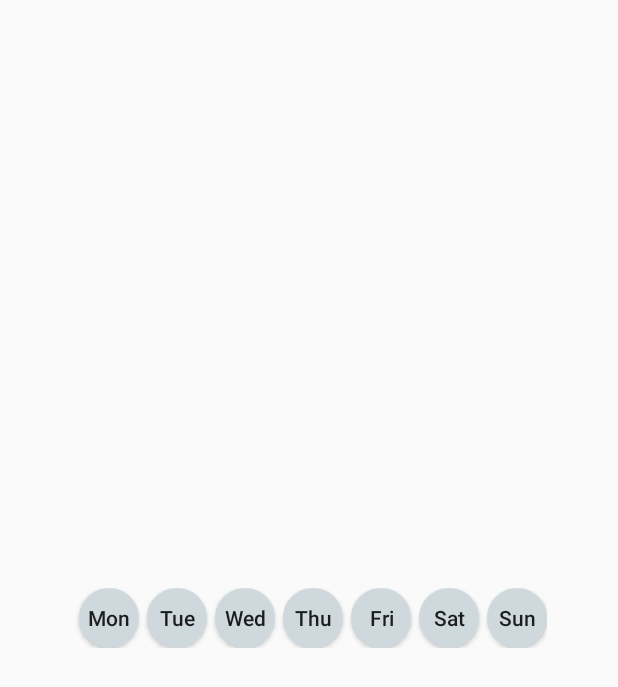
After one commit to bethanw10/ReminderApp, an Android app: the layout activity_test.xml on its own in the app's theme, with its tools: preview values and no code run, on a phone screen of 412 x 824 dp. The commit adds this screen. Shown: the top 687 px of the screen. Run offline under Robolectric (Android 15) with nearby library versions, the phone set to English and light mode, and no system bars.

Commit message:
Add WeekdaySelector

```diff
--- /dev/null
+++ b/app/src/main/java/bethan/alarmapp/WeekdaySelector.java
@@ -0,0 +1,83 @@
+package bethan.alarmapp;
+
+import android.content.Context;
+import android.util.AttributeSet;
+import android.view.LayoutInflater;
+import android.widget.CompoundButton;
+import android.widget.LinearLayout;
+import android.widget.ToggleButton;
+
+import org.threeten.bp.DayOfWeek;
+
+import java.util.ArrayList;
+import java.util.List;
+
+import static android.widget.CompoundButton.*;
+
+// TODO: Custom attributes
+public class WeekdaySelector extends LinearLayout {
+
+    ToggleButton mondayBtn, tuesdayBtn, wednesdayBtn, thursdayBtn, fridayBtn,
+            saturdayBtn, sundayBtn;
+
+    private onWeekdaySelectedListener mOnWeekdaySelected;
+
+    public WeekdaySelector(Context context) {
+        this(context, null);
+    }
+
+    public WeekdaySelector(Context context, AttributeSet attrs) {
+        super(context, attrs);
+
+        LayoutInflater inflater = (LayoutInflater) context
+                .getSystemService(Context.LAYOUT_INFLATER_SERVICE);
+        inflater.inflate(R.layout.weekday_selector, this, true);
+
+        mondayBtn = findViewById(R.id.mondayBtn);
+        tuesdayBtn = findViewById(R.id.tuesdayBtn);
+        wednesdayBtn = findViewById(R.id.wednesdayBtn);
+        thursdayBtn = findViewById(R.id.thursdayBtn);
+        fridayBtn = findViewById(R.id.fridayBtn);
+        saturdayBtn = findViewById(R.id.saturdayBtn);
+        sundayBtn = findViewById(R.id.sundayBtn);
+
+        OnCheckedChangeListener onCheckedChangeListener = new OnCheckedChangeListener() {
+            @Override
+            public void onCheckedChanged(CompoundButton buttonView, boolean isChecked) {
+                if(mOnWeekdaySelected != null) {
+                    mOnWeekdaySelected.onWeekdaySelected(buttonView, isChecked);
+                }
+            }
+        };
+
+        mondayBtn.setOnCheckedChangeListener(onCheckedChangeListener);
+        tuesdayBtn.setOnCheckedChangeListener(onCheckedChangeListener);
+        wednesdayBtn.setOnCheckedChangeListener(onCheckedChangeListener);
+        thursdayBtn.setOnCheckedChangeListener(onCheckedChangeListener);
+        fridayBtn.setOnCheckedChangeListener(onCheckedChangeListener);
+        saturdayBtn.setOnCheckedChangeListener(onCheckedChangeListener);
+        sundayBtn.setOnCheckedChangeListener(onCheckedChangeListener);
+    }
+
+    public List<DayOfWeek> getSelectedDays() {
+        List<DayOfWeek> days = new ArrayList<>();
+
+        if (mondayBtn.isChecked()) days.add(DayOfWeek.MONDAY);
+        if (tuesdayBtn.isChecked()) days.add(DayOfWeek.TUESDAY);
+        if (wednesdayBtn.isChecked()) days.add(DayOfWeek.WEDNESDAY);
+        if (thursdayBtn.isChecked()) days.add(DayOfWeek.THURSDAY);
+        if (fridayBtn.isChecked()) days.add(DayOfWeek.FRIDAY);
+        if (saturdayBtn.isChecked()) days.add(DayOfWeek.SATURDAY);
+        if (sundayBtn.isChecked()) days.add(DayOfWeek.SUNDAY);
+
+        return days;
+    }
+
+    public void setOnWeekdaySelected(onWeekdaySelectedListener eventListener) {
+        mOnWeekdaySelected = eventListener;
+    }
+
+    private interface onWeekdaySelectedListener {
+        void onWeekdaySelected(CompoundButton buttonView, boolean isChecked);
+    }
+}
--- a/app/src/main/res/drawable/round_button.xml
+++ b/app/src/main/res/drawable/round_button.xml
@@ -1,25 +1,15 @@
 <?xml version="1.0" encoding="utf-8"?>
 <selector xmlns:android="http://schemas.android.com/apk/res/android">
-    <item android:state_pressed="false">
+    <item android:state_checked="false">
         <shape android:shape="rectangle">
             <corners android:radius="1000dp" />
-            <solid android:color="#41ba7a" />
-            <padding
-                android:bottom="4dp"
-                android:left="4dp"
-                android:right="4dp"
-                android:top="4dp" />
+            <solid android:color="#cfd8dc"/>
         </shape>
     </item>
-    <item android:state_pressed="true">
+    <item android:state_checked="true">
         <shape android:shape="rectangle">
             <corners android:radius="1000dp" />
-            <solid android:color="#3AA76D" />
-            <padding
-                android:bottom="4dp"
-                android:left="4dp"
-                android:right="4dp"
-                android:top="4dp" />
+            <solid android:color="#42a5f5"/>
         </shape>
     </item>
 </selector>
--- /dev/null
+++ b/app/src/main/res/layout/activity_test.xml
@@ -0,0 +1,22 @@
+<?xml version="1.0" encoding="utf-8"?>
+<android.support.constraint.ConstraintLayout xmlns:android="http://schemas.android.com/apk/res/android"
+    xmlns:app="http://schemas.android.com/apk/res-auto"
+    android:layout_width="match_parent"
+    android:layout_height="match_parent">
+
+    <bethan.alarmapp.WeekdaySelector
+        android:id="@+id/weekdaySelector2"
+        android:layout_width="wrap_content"
+        android:layout_height="wrap_content"
+        android:layout_marginStart="8dp"
+        android:layout_marginLeft="8dp"
+        android:layout_marginTop="8dp"
+        android:layout_marginEnd="8dp"
+        android:layout_marginRight="8dp"
+        android:layout_marginBottom="8dp"
+        android:text="bethan.alarmapp.WeekdaySelector"
+        app:layout_constraintBottom_toBottomOf="parent"
+        app:layout_constraintEnd_toEndOf="parent"
+        app:layout_constraintStart_toStartOf="parent"
+        app:layout_constraintTop_toTopOf="parent" />
+</android.support.constraint.ConstraintLayout>
--- /dev/null
+++ b/app/src/main/res/layout/weekday_selector.xml
@@ -0,0 +1,110 @@
+<?xml version="1.0" encoding="utf-8"?>
+<LinearLayout xmlns:android="http://schemas.android.com/apk/res/android"
+    android:layout_width="wrap_content"
+    android:layout_height="wrap_content">
+
+    <ToggleButton
+        android:id="@+id/mondayBtn"
+        android:layout_width="40dp"
+        android:layout_height="40dp"
+        android:layout_marginStart="5dp"
+        android:layout_marginLeft="5dp"
+        android:layout_weight="1"
+        android:background="@drawable/round_button"
+        android:checked="false"
+        android:text="Mon"
+        android:textAllCaps="false"
+        android:textOff="Mon"
+        android:textOn="Mon"
+        android:typeface="normal" />
+
+    <ToggleButton
+        android:id="@+id/tuesdayBtn"
+        android:layout_width="40dp"
+        android:layout_height="40dp"
+        android:layout_marginStart="5dp"
+        android:layout_marginLeft="5dp"
+        android:layout_weight="1"
+        android:background="@drawable/round_button"
+        android:checked="false"
+        android:text="Tue"
+        android:textAllCaps="false"
+        android:textOff="Tue"
+        android:textOn="Tue"
+        android:typeface="normal" />
+
+    <ToggleButton
+        android:id="@+id/wednesdayBtn"
+        android:layout_width="40dp"
+        android:layout_height="40dp"
+        android:layout_marginStart="5dp"
+        android:layout_marginLeft="5dp"
+        android:layout_weight="1"
+        android:background="@drawable/round_button"
+        android:checked="false"
+        android:text="Wed"
+        android:textAllCaps="false"
+        android:textOff="Wed"
+        android:textOn="Wed"
+        android:typeface="normal" />
+
+    <ToggleButton
+        android:id="@+id/thursdayBtn"
+        android:layout_width="40dp"
+        android:layout_height="40dp"
+        android:layout_marginStart="5dp"
+        android:layout_marginLeft="5dp"
+        android:layout_weight="1"
+        android:background="@drawable/round_button"
+        android:checked="false"
+        android:text="Thu"
+        android:textAllCaps="false"
+        android:textOff="Thu"
+        android:textOn="Thu"
+        android:typeface="normal" />
+
+    <ToggleButton
+        android:id="@+id/fridayBtn"
+        android:layout_width="40dp"
+        android:layout_height="40dp"
+        android:layout_marginStart="5dp"
+        android:layout_marginLeft="5dp"
+        android:layout_weight="1"
+        android:background="@drawable/round_button"
+        android:checked="false"
+        android:text="Fri"
+        android:textAllCaps="false"
+        android:textOff="Fri"
+        android:textOn="Fri"
+        android:typeface="normal" />
+
+    <ToggleButton
+        android:id="@+id/saturdayBtn"
+        android:layout_width="40dp"
+        android:layout_height="40dp"
+        android:layout_marginStart="5dp"
+        android:layout_marginLeft="5dp"
+        android:layout_weight="1"
+        android:background="@drawable/round_button"
+        android:checked="false"
+        android:text="Sat"
+        android:textAllCaps="false"
+        android:textOff="Sat"
+        android:textOn="Sat"
+        android:typeface="normal" />
+
+    <ToggleButton
+        android:id="@+id/sundayBtn"
+        android:layout_width="40dp"
+        android:layout_height="40dp"
+        android:layout_marginStart="5dp"
+        android:layout_marginLeft="5dp"
+        android:layout_weight="1"
+        android:background="@drawable/round_button"
+        android:checked="false"
+        android:text="Sun"
+        android:textAllCaps="false"
+        android:textOff="Sun"
+        android:textOn="Sun"
+        android:typeface="normal" />
+</LinearLayout>
```
